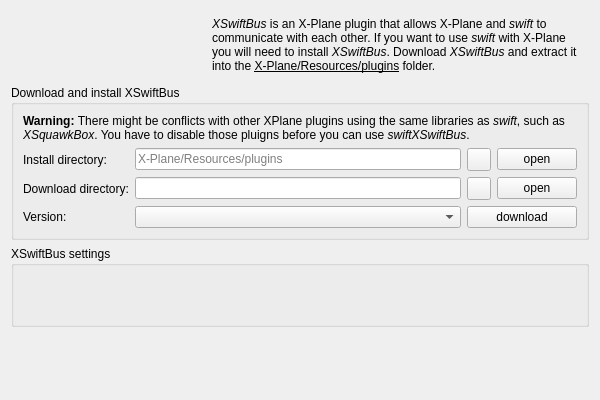
Qt form src/blackgui/components/installxswiftbuscomponent.ui (swift-project/pilotclient) before a commit.
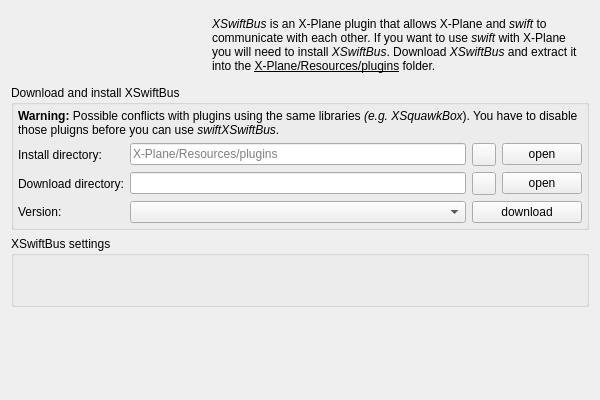
The same form after that commit. Icons and pictures are not drawn. Custom widgets are drawn as their Qt base class.

```diff
--- a/src/blackgui/components/installxswiftbuscomponent.ui
+++ b/src/blackgui/components/installxswiftbuscomponent.ui
@@ -66,7 +66,19 @@
      <property name="title">
       <string>Download and install XSwiftBus</string>
      </property>
-     <layout class="QGridLayout" name="gridLayout">
+     <layout class="QGridLayout" name="gl_DownloadAndInstall">
+      <property name="leftMargin">
+       <number>4</number>
+      </property>
+      <property name="topMargin">
+       <number>4</number>
+      </property>
+      <property name="rightMargin">
+       <number>4</number>
+      </property>
+      <property name="bottomMargin">
+       <number>4</number>
+      </property>
       <item row="1" column="0">
        <widget class="QLabel" name="lbl_XSwiftBusPluginDir">
         <property name="text">
@@ -156,7 +168,7 @@
       <item row="0" column="0" colspan="4">
        <widget class="QLabel" name="lbl_Warning">
         <property name="text">
-         <string>&lt;html&gt;&lt;head/&gt;&lt;body&gt;&lt;p&gt;&lt;span style=&quot; font-weight:600;&quot;&gt;Warning: &lt;/span&gt;There might be conflicts with other XPlane plugins using the same libraries as &lt;span style=&quot; font-style:italic;&quot;&gt;swift&lt;/span&gt;, such as &lt;span style=&quot; font-style:italic;&quot;&gt;XSquawkBox&lt;/span&gt;. You have to disable those pluigns before you can use &lt;span style=&quot; font-style:italic;&quot;&gt;swift&lt;/span&gt;&lt;span style=&quot; font-style:italic;&quot;&gt;XSwiftBus&lt;/span&gt;.&lt;/p&gt;&lt;/body&gt;&lt;/html&gt;</string>
+         <string>&lt;html&gt;&lt;head/&gt;&lt;body&gt;&lt;p&gt;&lt;span style=&quot; font-weight:600;&quot;&gt;Warning: &lt;/span&gt;Possible conflicts with plugins using the same libraries &lt;span style=&quot; font-style:italic;&quot;&gt;(e.g. XSquawkBox&lt;/span&gt;). You have to disable those pluigns before you can use &lt;span style=&quot; font-style:italic;&quot;&gt;swiftXSwiftBus&lt;/span&gt;.&lt;/p&gt;&lt;/body&gt;&lt;/html&gt;</string>
         </property>
         <property name="wordWrap">
          <bool>true</bool>
@@ -172,6 +184,18 @@
       <string>XSwiftBus settings</string>
      </property>
      <layout class="QVBoxLayout" name="vl_XSwiftBusSettings">
+      <property name="leftMargin">
+       <number>4</number>
+      </property>
+      <property name="topMargin">
+       <number>4</number>
+      </property>
+      <property name="rightMargin">
+       <number>4</number>
+      </property>
+      <property name="bottomMargin">
+       <number>4</number>
+      </property>
       <item>
        <widget class="BlackGui::Components::CSettingsXSwiftBusComponent" name="comp_SettingsXSwiftBus">
         <property name="minimumSize">
```
